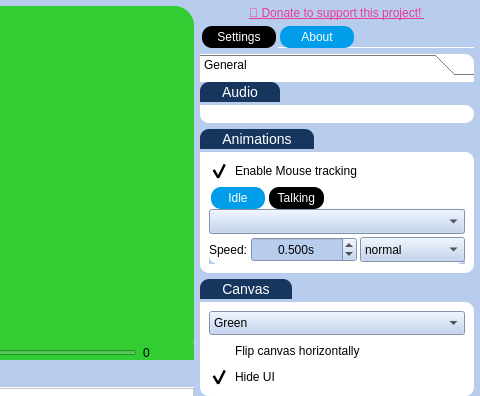
The window that UI/main.ui (Gemmstone/PyNGtuber) describes before a commit, drawn with Qt 5; both pictures show x 842 to 1322 and y 0 to 396 of the 1322 by 719 pixel window.
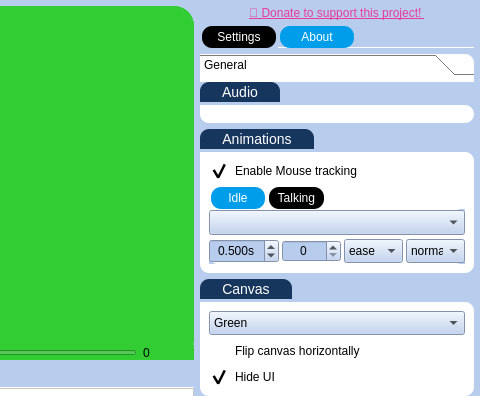
The same window after the commit. The open tabs and pages were chosen to show the change. Icons and pictures are not drawn.

The edit to the form file:
```diff
--- a/UI/main.ui
+++ b/UI/main.ui
@@ -2189,7 +2189,61 @@
                                        <property name="spacing">
                                         <number>3</number>
                                        </property>
-                                       <item row="1" column="1">
+                                       <item row="1" column="3">
+                                        <widget class="QComboBox" name="talking_animation_direction">
+                                         <property name="sizePolicy">
+                                          <sizepolicy hsizetype="Preferred" vsizetype="Preferred">
+                                           <horstretch>0</horstretch>
+                                           <verstretch>0</verstretch>
+                                          </sizepolicy>
+                                         </property>
+                                         <property name="minimumSize">
+                                          <size>
+                                           <width>0</width>
+                                           <height>0</height>
+                                          </size>
+                                         </property>
+                                         <property name="maximumSize">
+                                          <size>
+                                           <width>16777215</width>
+                                           <height>25</height>
+                                          </size>
+                                         </property>
+                                         <property name="toolTip">
+                                          <string>Animation name</string>
+                                         </property>
+                                         <property name="whatsThis">
+                                          <string>&lt;html&gt;&lt;head/&gt;&lt;body&gt;&lt;p&gt;&lt;span style=&quot; font-weight:600;&quot;&gt;Alpha Composite:&lt;/span&gt; Best for images with some transparency but it can't do different size images.&lt;/p&gt;&lt;p&gt;&lt;span style=&quot; font-weight:600;&quot;&gt;Pillow Paste:&lt;/span&gt; Best for images with different sizes and positions, but it struggles with transparency.&lt;/p&gt;&lt;p&gt;&lt;span style=&quot; font-weight:600;&quot;&gt;Alpha Composite + Pillow Paste:&lt;/span&gt; Tries to combine the two for a better image, won't make promises.&lt;/p&gt;&lt;p&gt;&lt;span style=&quot; font-weight:600;&quot;&gt;Screenshot:&lt;/span&gt; Just takes a screenshot of the model.&lt;/p&gt;&lt;p&gt;&lt;span style=&quot; font-weight:600;&quot;&gt;Screenshot + Chroma Key:&lt;/span&gt; Just takes a screenshot of the model and tries to remove the background.&lt;/p&gt;&lt;/body&gt;&lt;/html&gt;</string>
+                                         </property>
+                                         <property name="maxVisibleItems">
+                                          <number>10</number>
+                                         </property>
+                                         <property name="sizeAdjustPolicy">
+                                          <enum>QComboBox::AdjustToMinimumContentsLengthWithIcon</enum>
+                                         </property>
+                                         <item>
+                                          <property name="text">
+                                           <string>normal</string>
+                                          </property>
+                                         </item>
+                                         <item>
+                                          <property name="text">
+                                           <string>reverse</string>
+                                          </property>
+                                         </item>
+                                         <item>
+                                          <property name="text">
+                                           <string>alternate</string>
+                                          </property>
+                                         </item>
+                                         <item>
+                                          <property name="text">
+                                           <string>alternate-reverse</string>
+                                          </property>
+                                         </item>
+                                        </widget>
+                                       </item>
+                                       <item row="1" column="0">
                                         <widget class="QDoubleSpinBox" name="talking_speed">
                                          <property name="minimumSize">
                                           <size>
@@ -2229,27 +2283,15 @@
                                          </property>
                                         </widget>
                                        </item>
-                                       <item row="1" column="0">
-                                        <widget class="QLabel" name="label_19">
-                                         <property name="sizePolicy">
-                                          <sizepolicy hsizetype="Fixed" vsizetype="Preferred">
-                                           <horstretch>0</horstretch>
-                                           <verstretch>0</verstretch>
-                                          </sizepolicy>
-                                         </property>
-                                         <property name="maximumSize">
-                                          <size>
-                                           <width>16777215</width>
-                                           <height>25</height>
-                                          </size>
-                                         </property>
-                                         <property name="text">
-                                          <string>Speed:</string>
+                                       <item row="1" column="1">
+                                        <widget class="QSpinBox" name="talking_animation_iteration">
+                                         <property name="alignment">
+                                          <set>Qt::AlignCenter</set>
                                          </property>
                                         </widget>
                                        </item>
                                        <item row="1" column="2">
-                                        <widget class="QComboBox" name="talking_animation_direction">
+                                        <widget class="QComboBox" name="talking_animation_pacing">
                                          <property name="sizePolicy">
                                           <sizepolicy hsizetype="Preferred" vsizetype="Preferred">
                                            <horstretch>0</horstretch>
@@ -2282,7 +2324,7 @@
                                          </property>
                                          <item>
                                           <property name="text">
-                                           <string>normal</string>
+                                           <string>ease</string>
                                           </property>
                                          </item>
                                          <item>
@@ -2302,7 +2344,7 @@
                                          </item>
                                         </widget>
                                        </item>
-                                       <item row="0" column="0" colspan="3">
+                                       <item row="0" column="0" colspan="4">
                                         <widget class="QComboBox" name="talking_animation">
                                          <property name="sizePolicy">
                                           <sizepolicy hsizetype="Preferred" vsizetype="Preferred">
```
Left out of the diff: 112 changed lines with no effect on the pictures.
